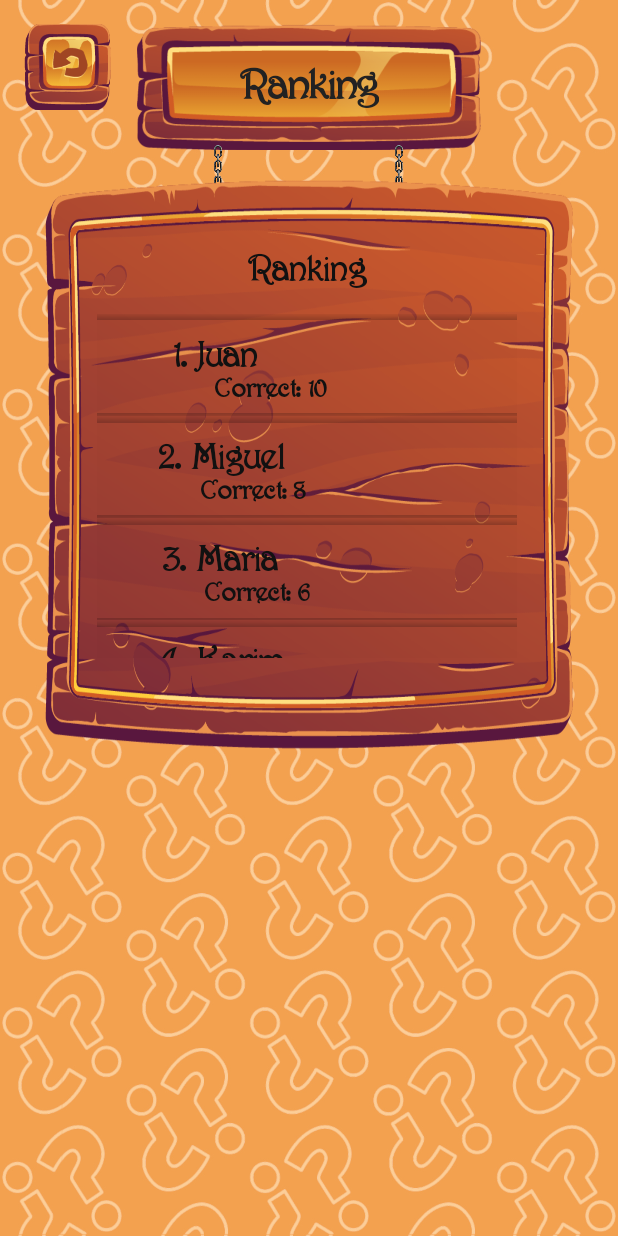
After one commit to Mirak30/QuizApp, an Android app: the Ranking screen opened directly, with no data from a screen before it, on a phone screen of 412 x 824 dp. The commit adds this screen. Run offline under Robolectric (Android 15) with nearby library versions, the phone set to English and light mode, and no system bars.

Commit message:
Añadido Ranking
Se ha implementado una actividad Ranking.

```diff
--- a/app/src/main/AndroidManifest.xml
+++ b/app/src/main/AndroidManifest.xml
@@ -11,6 +11,9 @@
         android:theme="@style/Theme.Prueba_Quiz">
         <activity
             android:name=".QuizQuestionImages"
+            android:exported="true" />
+        <activity
+            android:name=".Ranking"
             android:exported="true" />
         <activity
             android:name=".Category"
--- a/app/src/main/java/com/example/prueba_quiz/Menu.java
+++ b/app/src/main/java/com/example/prueba_quiz/Menu.java
@@ -5,6 +5,7 @@ import android.net.Uri;
 import android.os.Bundle;
 import androidx.appcompat.app.AppCompatActivity;
 import android.content.Intent;
+import android.service.notification.NotificationListenerService;
 import android.view.View;
 import android.widget.EditText;
 import android.widget.ImageButton;
@@ -14,7 +15,7 @@ import java.util.function.BinaryOperator;
 
 public class Menu extends AppCompatActivity{
 
-    ImageButton BExit, BStart;
+    ImageButton BExit, BStart, BRanking;
     EditText editName;
     private VideoView videoBg;
     MediaPlayer mMediaPlayer;
@@ -63,6 +64,15 @@ public class Menu extends AppCompatActivity{
                 startActivity(new Intent(Menu.this, Category.class));
             }
         });
+
+        BRanking = findViewById(R.id.BRanking);
+        BRanking.setOnClickListener(new View.OnClickListener() {
+            @Override
+            public void onClick(View view) {
+                finish();
+                startActivity(new Intent(Menu.this, Ranking.class));
+            }
+        });
     }
 
 }
--- /dev/null
+++ b/app/src/main/java/com/example/prueba_quiz/Ranking.java
@@ -0,0 +1,46 @@
+package com.example.prueba_quiz;
+
+import android.content.Intent;
+import android.os.Bundle;
+import android.view.View;
+import android.widget.ImageButton;
+
+import androidx.annotation.Nullable;
+import androidx.appcompat.app.AppCompatActivity;
+import androidx.recyclerview.widget.LinearLayoutManager;
+import androidx.recyclerview.widget.RecyclerView;
+
+public class Ranking extends AppCompatActivity {
+    String s1[], s2[];
+    RecyclerView recyclerView;
+    ImageButton goBack;
+
+    @Override
+    protected void onCreate(@Nullable Bundle savedInstanceState) {
+        super.onCreate(savedInstanceState);
+        setContentView(R.layout.activity_ranking);
+
+        recyclerView = findViewById(R.id.RecycleViewRanking);
+        s1 = getResources().getStringArray(R.array.nameRanking);
+        s2 = getResources().getStringArray(R.array.resultRanking);
+
+        MyAdapter myAdapter = new MyAdapter(this, s1, s2);
+        recyclerView.setAdapter(myAdapter);
+        recyclerView.setLayoutManager(new LinearLayoutManager(this));
+        configureButton();
+    }
+
+    public void configureButton()
+    {
+        goBack = findViewById(R.id.BExitQuiz);
+        goBack.setOnClickListener(new View.OnClickListener() {
+            @Override
+            public void onClick(View view) {
+                finish();
+                startActivity(new Intent(Ranking.this, Menu.class));
+            }
+        });
+
+    }
+
+}
--- a/app/src/main/res/layout/activity_options.xml
+++ b/app/src/main/res/layout/activity_options.xml
@@ -19,18 +19,18 @@
         app:layout_constraintTop_toTopOf="parent"
         app:srcCompat="@drawable/boton_tipo2" />
 
+
     <ImageView
         android:id="@+id/imageView6"
         android:layout_width="28dp"
         android:layout_height="57dp"
         app:layout_constraintBottom_toBottomOf="@+id/imageView3"
         app:layout_constraintEnd_toEndOf="@+id/imageView3"
-        app:layout_constraintHorizontal_bias="0.324"
+        app:layout_constraintHorizontal_bias="0.323"
         app:layout_constraintStart_toStartOf="@+id/imageView3"
         app:layout_constraintTop_toTopOf="parent"
-        app:layout_constraintVertical_bias="0.286"
+        app:layout_constraintVertical_bias="0.296"
         app:srcCompat="@drawable/cadena" />
-
 
     <ImageView
         android:id="@+id/imageView7"
@@ -38,10 +38,10 @@
         android:layout_height="59dp"
         app:layout_constraintBottom_toBottomOf="@+id/imageView3"
         app:layout_constraintEnd_toEndOf="@+id/imageView3"
-        app:layout_constraintHorizontal_bias="0.672"
+        app:layout_constraintHorizontal_bias="0.671"
         app:layout_constraintStart_toStartOf="@+id/imageView3"
         app:layout_constraintTop_toTopOf="parent"
-        app:layout_constraintVertical_bias="0.29"
+        app:layout_constraintVertical_bias="0.301"
         app:srcCompat="@drawable/cadena" />
 
     <ImageView
@@ -60,7 +60,7 @@
         android:id="@+id/imageView8"
         android:layout_width="26dp"
         android:layout_height="59dp"
-        android:layout_marginTop="364dp"
+        android:layout_marginTop="368dp"
         app:layout_constraintEnd_toEndOf="@+id/imageView3"
         app:layout_constraintHorizontal_bias="0.306"
         app:layout_constraintStart_toStartOf="@+id/imageView3"
@@ -71,7 +71,7 @@
         android:id="@+id/imageView9"
         android:layout_width="26dp"
         android:layout_height="59dp"
-        android:layout_marginTop="364dp"
+        android:layout_marginTop="368dp"
         app:layout_constraintEnd_toEndOf="@+id/imageView3"
         app:layout_constraintHorizontal_bias="0.736"
         app:layout_constraintStart_toStartOf="@+id/imageView3"
@@ -95,11 +95,12 @@
         android:id="@+id/BGoBackOpt"
         android:layout_width="58dp"
         android:layout_height="58dp"
+        android:layout_marginStart="16dp"
         android:layout_marginTop="16dp"
         android:background="@drawable/boton_regreso"
         android:scaleType="centerCrop"
         app:layout_constraintEnd_toEndOf="parent"
-        app:layout_constraintHorizontal_bias="0.045"
+        app:layout_constraintHorizontal_bias="0.0"
         app:layout_constraintStart_toStartOf="parent"
         app:layout_constraintTop_toTopOf="parent"
         app:srcCompat="@drawable/boton_regreso"
--- /dev/null
+++ b/app/src/main/res/layout/activity_ranking.xml
@@ -0,0 +1,119 @@
+<?xml version="1.0" encoding="utf-8"?>
+<androidx.constraintlayout.widget.ConstraintLayout
+    xmlns:android="http://schemas.android.com/apk/res/android"
+    xmlns:app="http://schemas.android.com/apk/res-auto"
+    xmlns:tools="http://schemas.android.com/tools"
+    android:layout_width="match_parent"
+    android:layout_height="match_parent"
+    android:noHistory="true"
+    android:background="@drawable/fondo_background0"
+    tools:context=".Quiz">
+
+    <ImageButton
+        android:id="@+id/BExitQuiz"
+        android:layout_width="58dp"
+        android:layout_height="57dp"
+        android:layout_marginStart="16dp"
+        android:layout_marginTop="16dp"
+        android:background="@drawable/boton_regreso"
+        android:scaleType="centerCrop"
+        app:layout_constraintEnd_toEndOf="parent"
+        app:layout_constraintHorizontal_bias="0.0"
+        app:layout_constraintStart_toStartOf="parent"
+        app:layout_constraintTop_toTopOf="parent"
+        app:srcCompat="@drawable/boton_regreso"
+        tools:ignore="SpeakableTextPresentCheck,SpeakableTextPresentCheck" />
+
+
+
+    <ImageView
+        android:id="@+id/imageRanking"
+        android:layout_width="229dp"
+        android:layout_height="84dp"
+        android:layout_marginTop="16dp"
+        android:background="@drawable/boton_tipo2"
+        android:scaleType="centerCrop"
+        app:layout_constraintEnd_toEndOf="parent"
+        app:layout_constraintStart_toStartOf="parent"
+        app:layout_constraintTop_toTopOf="parent"
+        app:srcCompat="@drawable/boton_tipo2" />
+
+    <ImageView
+        android:id="@+id/imageView6"
+        android:layout_width="28dp"
+        android:layout_height="57dp"
+        android:layout_marginTop="92dp"
+        android:translationY="4sp"
+        app:layout_constraintEnd_toEndOf="parent"
+        app:layout_constraintHorizontal_bias="0.342"
+        app:layout_constraintStart_toStartOf="parent"
+        app:layout_constraintTop_toTopOf="parent"
+        app:srcCompat="@drawable/cadena" />
+
+    <ImageView
+        android:id="@+id/imageView7"
+        android:layout_width="28dp"
+        android:layout_height="57dp"
+        android:layout_marginTop="96dp"
+        app:layout_constraintEnd_toEndOf="parent"
+        app:layout_constraintHorizontal_bias="0.657"
+        app:layout_constraintStart_toStartOf="parent"
+        app:layout_constraintTop_toTopOf="parent"
+        app:srcCompat="@drawable/cadena" />
+
+    <TextView
+        android:id="@+id/textRankingTitle"
+        android:layout_width="wrap_content"
+        android:layout_height="wrap_content"
+        android:fontFamily="@font/harringt"
+        android:text="Ranking"
+        android:textColor="#222222"
+        android:textSize="30sp"
+        android:textStyle="bold"
+        app:layout_constraintBottom_toBottomOf="@+id/imageRanking"
+        app:layout_constraintEnd_toEndOf="@+id/imageRanking"
+        app:layout_constraintStart_toStartOf="@+id/imageRanking"
+        app:layout_constraintTop_toTopOf="@+id/imageRanking" />
+
+    <ImageView
+        android:id="@+id/imageView10"
+        android:layout_width="352dp"
+        android:layout_height="386dp"
+        android:layout_marginStart="30dp"
+        android:layout_marginTop="16dp"
+        android:layout_marginEnd="30dp"
+        android:background="@drawable/tablon"
+        android:scaleType="centerCrop"
+        app:layout_constraintEnd_toEndOf="parent"
+        app:layout_constraintStart_toStartOf="parent"
+        app:layout_constraintTop_toBottomOf="@+id/imageRanking" />
+
+    <TextView
+        android:id="@+id/textRanking"
+        android:layout_width="wrap_content"
+        android:layout_height="wrap_content"
+        android:layout_marginTop="52dp"
+        android:fontFamily="@font/harringt"
+        android:text="Ranking"
+        android:textColor="#111111"
+        android:textSize="25sp"
+        android:textStyle="bold"
+        app:layout_constraintEnd_toEndOf="@+id/imageView10"
+        app:layout_constraintHorizontal_bias="0.496"
+        app:layout_constraintStart_toStartOf="@+id/imageView10"
+        app:layout_constraintTop_toTopOf="@+id/imageView10" />
+
+    <androidx.recyclerview.widget.RecyclerView
+        android:id="@+id/RecycleViewRanking"
+        android:layout_width="280dp"
+        android:layout_height="229dp"
+        android:layout_marginTop="16dp"
+        android:layout_marginBottom="48dp"
+        app:layout_constraintBottom_toBottomOf="@+id/imageView10"
+        app:layout_constraintEnd_toEndOf="@+id/imageView10"
+        app:layout_constraintHorizontal_bias="0.486"
+        app:layout_constraintStart_toStartOf="@+id/imageView10"
+        app:layout_constraintTop_toBottomOf="@+id/textRanking"
+        app:layout_constraintVertical_bias="0.0" />
+
+</androidx.constraintlayout.widget.ConstraintLayout>
--- a/app/src/main/res/layout/activity_result.xml
+++ b/app/src/main/res/layout/activity_result.xml
@@ -173,10 +173,11 @@
         android:id="@+id/RecycleViewRanking"
         android:layout_width="280dp"
         android:layout_height="229dp"
+        android:layout_marginTop="16dp"
         app:layout_constraintBottom_toBottomOf="@+id/imageView10"
         app:layout_constraintEnd_toEndOf="@+id/imageView10"
         app:layout_constraintStart_toStartOf="@+id/imageView10"
         app:layout_constraintTop_toBottomOf="@+id/textRanking"
-        app:layout_constraintVertical_bias="0.253" />
+        app:layout_constraintVertical_bias="0.0" />
 
 </androidx.constraintlayout.widget.ConstraintLayout>
```
